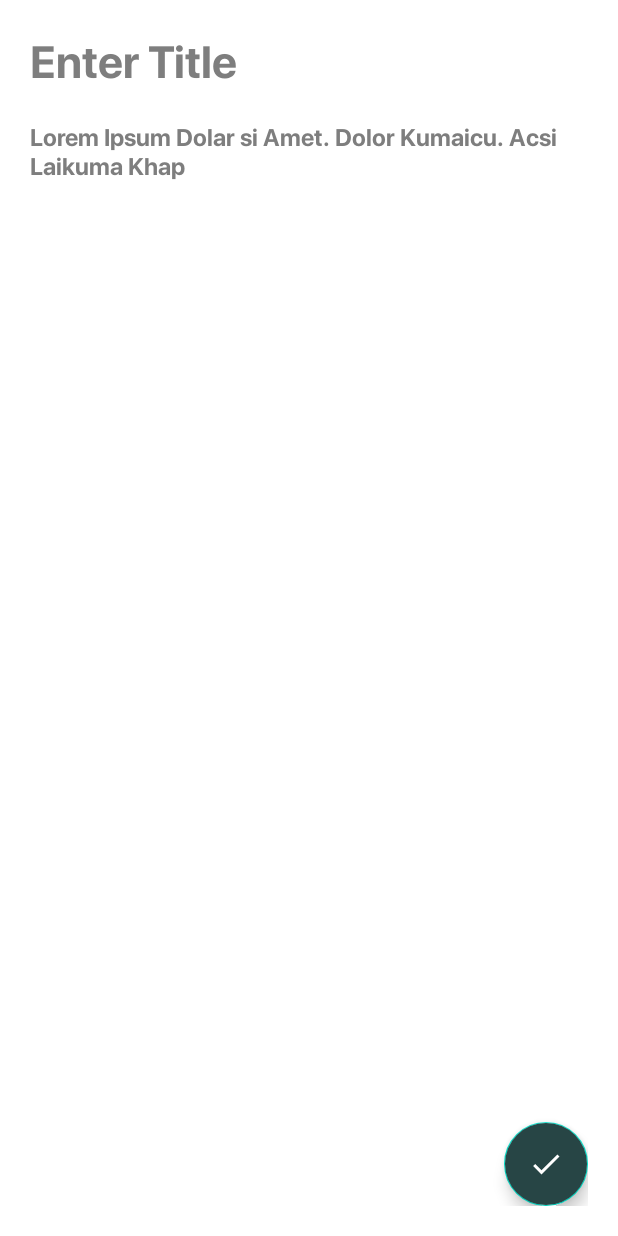
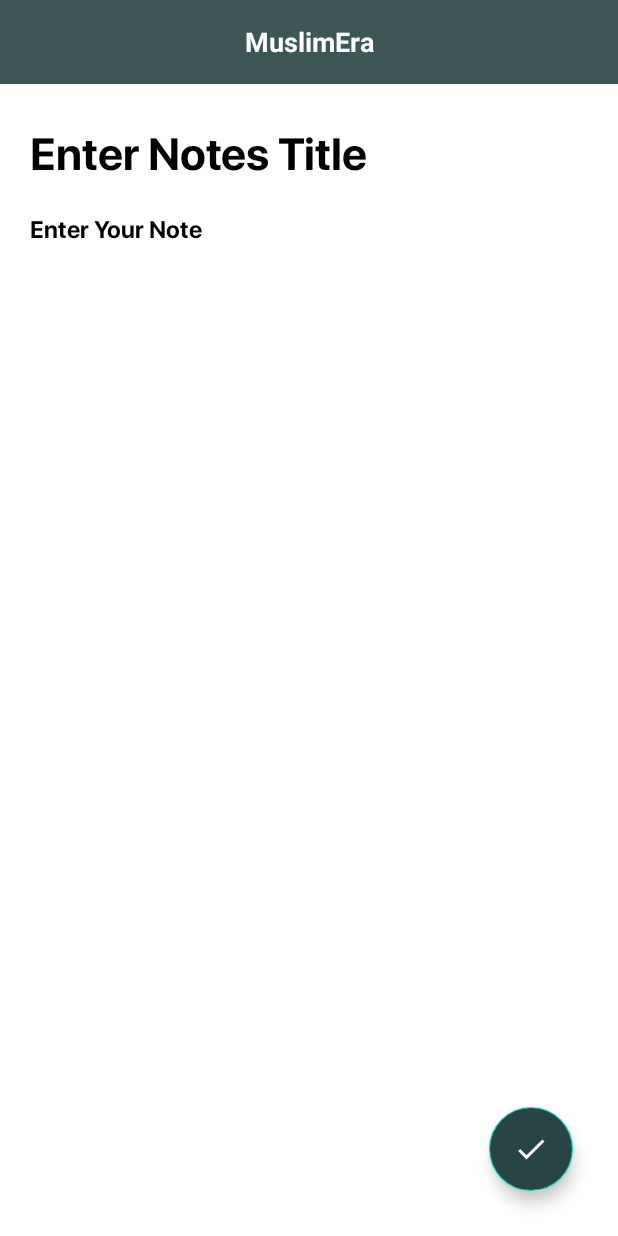
Before and after one commit to gharynsl123/MuslimeEra, an Android app: the layout activity_aenote_page.xml on its own in the app's theme, with its tools: preview values and no code run, on a phone screen of 412 x 824 dp. Run offline under Robolectric (Android 15) with nearby library versions, the light colour scheme and no system bars.

Commit message:
Fixing Add And Edit Note

```diff
--- a/app/src/main/AndroidManifest.xml
+++ b/app/src/main/AndroidManifest.xml
@@ -12,13 +12,13 @@
         android:supportsRtl="true"
         android:theme="@style/Theme.MuslimeEra" >
         <activity
-            android:name=".ui.notes.AddEditNoteActivity"
+            android:name=".ui.notes.AENotePage"
             android:exported="true"
             android:theme="@style/Theme.AppCompat.NoActionBar"/>
         <activity
             android:name=".ui.notes.NotesPage"
             android:exported="true"
-            android:theme="@style/Theme.AppCompat.NoActionBar"/>
+            android:theme="@style/Theme.AppCompat.NoActionBar" />
         <activity
             android:name=".ui.BacaHadits"
             android:exported="true"
--- a/app/src/main/java/com/appteam/muslimeera/ui/main/CenterItemLayoutManager.kt
+++ b/app/src/main/java/com/appteam/muslimeera/ui/main/CenterItemLayoutManager.kt
@@ -8,10 +8,6 @@ import java.lang.Math.abs
 class CenterItemLayoutManager(context: Context?, orientation: Int, reverseLayout: Boolean) :
     LinearLayoutManager(context, orientation, reverseLayout) {
 
-    override fun checkLayoutParams(lp: RecyclerView.LayoutParams?): Boolean {
-        lp?.width = width / 1
-        return true
-    }
     override fun onLayoutCompleted(state: RecyclerView.State?) {
         super.onLayoutCompleted(state)
         scaleCenterItem()
--- a/app/src/main/java/com/appteam/muslimeera/ui/notes/NotesPage.kt
+++ b/app/src/main/java/com/appteam/muslimeera/ui/notes/NotesPage.kt
@@ -41,9 +41,10 @@ class NotesPage : AppCompatActivity(), HelperFunction.NotesClickDeleteInterface,
             rvNotes.adapter = mAdapter
             rvNotes.layoutManager =
                 GridLayoutManager(this@NotesPage, 2, RecyclerView.VERTICAL, false)
+            rvNotes.setHasFixedSize(false)
 
             addNote.setOnClickListener {
-                startActivity(Intent(this@NotesPage, AddEditNoteActivity::class.java))
+                startActivity(Intent(this@NotesPage, AENotePage::class.java))
                 finish()
             }
         }
@@ -55,7 +56,7 @@ class NotesPage : AppCompatActivity(), HelperFunction.NotesClickDeleteInterface,
     }
 
     override fun onNoteClick(note: Notes) {
-        val intent = Intent(this@NotesPage, AddEditNoteActivity::class.java)
+        val intent = Intent(this@NotesPage, AENotePage::class.java)
         intent.putExtra("noteType", "Edit")
         intent.putExtra("noteTitle", note.noteTitle)
         intent.putExtra("noteDescription", note.noteDescription)
--- a/app/src/main/res/layout/activity_add_edit_note.xml
+++ b/app/src/main/res/layout/activity_aenote_page.xml
@@ -4,34 +4,54 @@
     xmlns:tools="http://schemas.android.com/tools"
     android:layout_width="match_parent"
     android:layout_height="match_parent"
-    android:padding="20dp"
-    tools:context=".ui.notes.AddEditNoteActivity">
+    android:background="@color/white"
+    tools:context=".ui.notes.AENotePage">
+
+    <Toolbar
+        android:id="@+id/toolbarCustome"
+        android:layout_width="match_parent"
+        android:layout_height="wrap_content"
+        android:background="@color/costume_color_primary"
+        app:layout_constraintTop_toTopOf="parent">
+
+        <TextView
+            android:layout_width="wrap_content"
+            android:layout_height="wrap_content"
+            android:layout_gravity="center"
+            android:text="MuslimEra"
+            android:textColor="@color/white"
+            android:textSize="18sp"
+            android:textStyle="bold"/>
+    </Toolbar>
 
     <EditText
         android:id="@+id/edtNotesTitle"
         android:layout_width="match_parent"
         android:layout_height="wrap_content"
+        android:layout_marginHorizontal="20dp"
+        android:layout_marginTop="25dp"
         android:background="@android:color/transparent"
         android:fontFamily="@font/sfpro_bold"
         android:hint="Enter Notes Title"
-        android:text="Enter Title"
-        android:textColor="#7E7E7E"
+        android:textColor="@color/black"
+        android:textColorHint="@color/black"
         android:textSize="30sp"
-        app:layout_constraintTop_toTopOf="parent" />
+        app:layout_constraintTop_toBottomOf="@id/toolbarCustome" />
 
     <EditText
         android:id="@+id/edtNotesDescription"
         android:layout_width="match_parent"
         android:layout_height="0dp"
+        android:layout_marginHorizontal="20dp"
         android:layout_marginTop="20dp"
         android:background="@android:color/transparent"
         android:fontFamily="@font/sfpro_bold"
         android:gravity="start|top"
-        android:hint="Notes Title"
-        android:inputType="textMultiLine"
+        android:hint="Enter Your Note"
+        android:inputType="textMultiLine|textNoSuggestions|text"
         android:singleLine="false"
-        android:text="@string/string_misal"
-        android:textColor="#7E7E7E"
+        android:textColor="@color/black"
+        android:textColorHint="@color/black"
         android:textSize="16sp"
         app:layout_constraintBottom_toBottomOf="parent"
         app:layout_constraintTop_toBottomOf="@id/edtNotesTitle"
@@ -41,6 +61,8 @@
         android:id="@+id/btnAddUpdate"
         android:layout_width="wrap_content"
         android:layout_height="wrap_content"
+        android:layout_marginEnd="30dp"
+        android:layout_marginBottom="30dp"
         android:backgroundTint="@color/costume_color_floating_btn"
         android:src="@drawable/ic_check"
         app:layout_constraintBottom_toBottomOf="parent"
```
Also changed, not shown: app/src/main/java/com/appteam/muslimeera/ui/notes/AENotePage.kt (renamed from app/src/main/java/com/appteam/muslimeera/ui/notes/AddEditNoteActivity.kt, +11 -8 lines), app/src/main/res/layout/activity_main.xml (+8 -4 lines), app/src/main/res/layout/grid_item_notes.xml (+11 -13 lines), app/src/main/res/layout/row_item_motivation.xml (+8 -5 lines).
